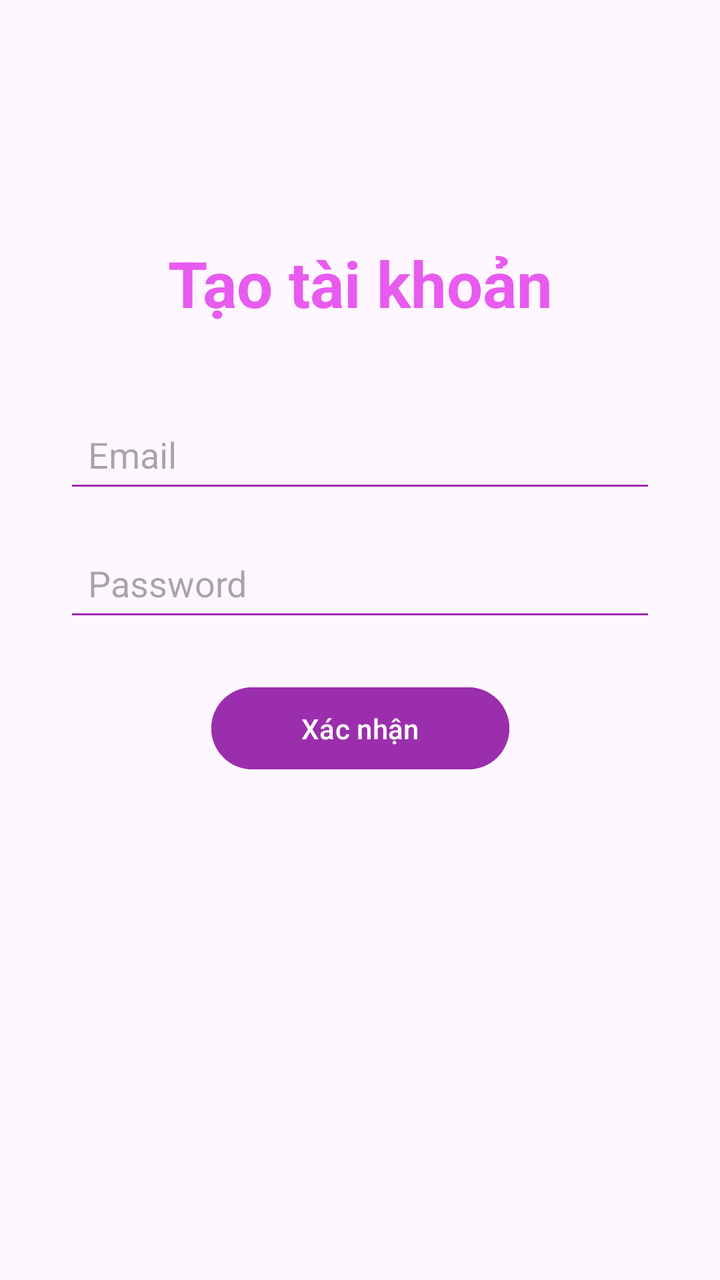
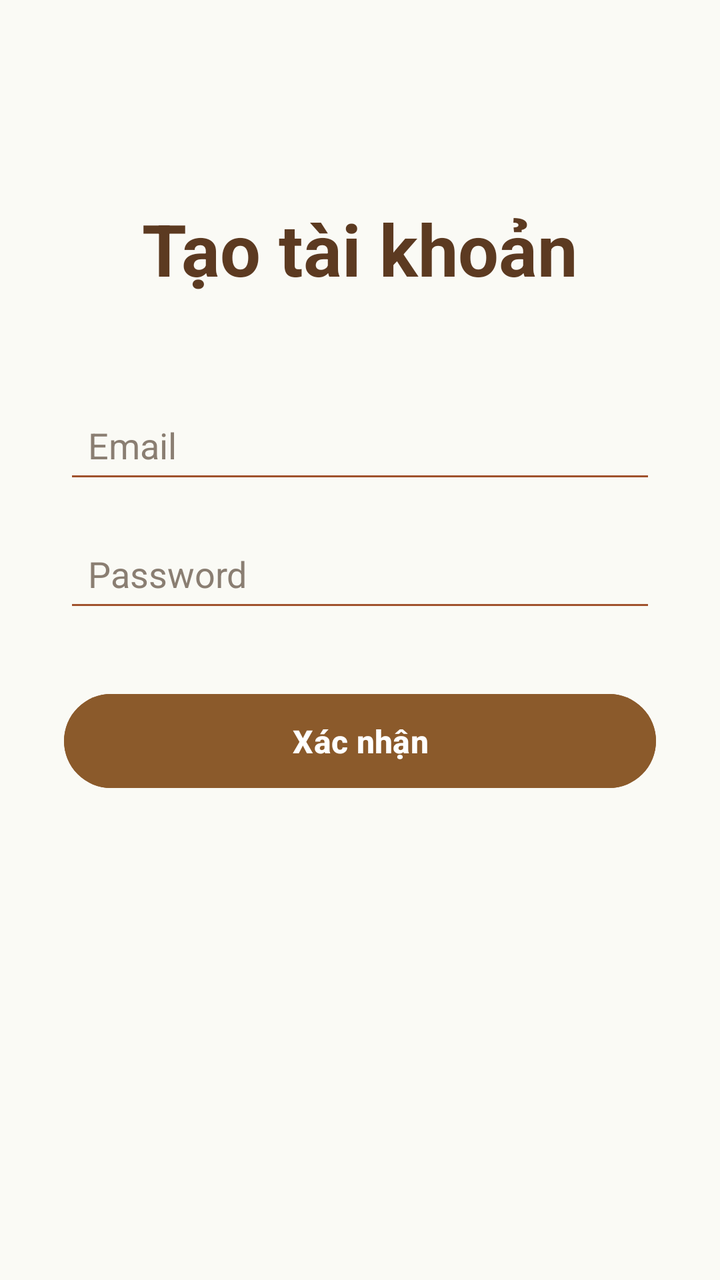

Compare the two renders of this Android layout. The source of the first and the diff that turns it into the second are given below.
<!-- AndroidManifest.xml: application theme Theme.MyWallet -->
<!-- res/layout/activity_register.xml -->
<?xml version="1.0" encoding="utf-8"?>
<androidx.constraintlayout.widget.ConstraintLayout
    xmlns:android="http://schemas.android.com/apk/res/android"
    xmlns:app="http://schemas.android.com/apk/res-auto"
    xmlns:tools="http://schemas.android.com/tools"
    android:layout_width="match_parent"
    android:layout_height="match_parent">

    <TextView
        android:id="@+id/txtTitle"
        android:layout_width="wrap_content"
        android:layout_height="wrap_content"
        android:text="Tạo tài khoản"
        android:textColor="#E6E649ED"
        android:textSize="32sp"
        android:textStyle="bold"
        android:layout_marginTop="120dp"
        app:layout_constraintTop_toTopOf="parent"
        app:layout_constraintStart_toStartOf="parent"
        app:layout_constraintEnd_toEndOf="parent"/>

    <EditText
        android:id="@+id/edtEmail"
        android:layout_width="0dp"
        android:layout_height="wrap_content"
        android:minHeight="48dp"
        android:padding="12dp"
        android:hint="Email"
        android:inputType="textEmailAddress"
        android:backgroundTint="#9B2EAD"
        android:layout_marginTop="40dp"
        android:layout_marginStart="32dp"
        android:layout_marginEnd="32dp"
        app:layout_constraintTop_toBottomOf="@id/txtTitle"
        app:layout_constraintStart_toStartOf="parent"
        app:layout_constraintEnd_toEndOf="parent"/>

    <EditText
        android:id="@+id/edtPassword"
        android:layout_width="0dp"
        android:layout_height="wrap_content"
        android:minHeight="48dp"
        android:padding="12dp"
        android:hint="Password"
        android:inputType="textPassword"
        android:backgroundTint="#9B2EAD"
        android:layout_marginTop="16dp"
        android:layout_marginStart="32dp"
        android:layout_marginEnd="32dp"
        app:layout_constraintTop_toBottomOf="@id/edtEmail"
        app:layout_constraintStart_toStartOf="parent"
        app:layout_constraintEnd_toEndOf="parent"/>

    <Button
        android:id="@+id/btnRegister"
        android:layout_width="149dp"
        android:layout_height="49dp"
        android:layout_marginStart="32dp"
        android:layout_marginTop="24dp"
        android:layout_marginEnd="32dp"
        android:backgroundTint="#9B2EAD"
        android:text="Xác nhận"
        app:layout_constraintEnd_toEndOf="parent"
        app:layout_constraintStart_toStartOf="parent"
        app:layout_constraintTop_toBottomOf="@id/edtPassword" />

</androidx.constraintlayout.widget.ConstraintLayout>
<!-- resources referenced by this layout -->
<resources>
  <style name="Theme.MyWallet" parent="Base.Theme.MyWallet" />
  <style name="Base.Theme.MyWallet" parent="Theme.Material3.DayNight.NoActionBar">
          
          
      </style>
</resources>

<!-- the commit's change to res/layout/activity_register.xml (unified diff, before → after) -->
@@ -4,17 +4,18 @@
     xmlns:app="http://schemas.android.com/apk/res-auto"
     xmlns:tools="http://schemas.android.com/tools"
     android:layout_width="match_parent"
-    android:layout_height="match_parent">
+    android:layout_height="match_parent"
+    android:background="#FAFAFAF5"> 
 
     <TextView
         android:id="@+id/txtTitle"
         android:layout_width="wrap_content"
         android:layout_height="wrap_content"
         android:text="Tạo tài khoản"
-        android:textColor="#E6E649ED"
-        android:textSize="32sp"
+        android:textColor="#5C3A21"
+        android:textSize="36sp"
         android:textStyle="bold"
-        android:layout_marginTop="120dp"
+        android:layout_marginTop="100dp"
         app:layout_constraintTop_toTopOf="parent"
         app:layout_constraintStart_toStartOf="parent"
         app:layout_constraintEnd_toEndOf="parent"/>
@@ -27,8 +28,9 @@
         android:padding="12dp"
         android:hint="Email"
         android:inputType="textEmailAddress"
-        android:backgroundTint="#9B2EAD"
-        android:layout_marginTop="40dp"
+        android:backgroundTint="#A0522D"
+        android:textColorHint="#8A7E72"
+        android:layout_marginTop="50dp"
         android:layout_marginStart="32dp"
         android:layout_marginEnd="32dp"
         app:layout_constraintTop_toBottomOf="@id/txtTitle"
@@ -43,7 +45,8 @@
         android:padding="12dp"
         android:hint="Password"
         android:inputType="textPassword"
-        android:backgroundTint="#9B2EAD"
+        android:backgroundTint="#A0522D"
+        android:textColorHint="#8A7E72"
         android:layout_marginTop="16dp"
         android:layout_marginStart="32dp"
         android:layout_marginEnd="32dp"
@@ -53,13 +56,16 @@
 
     <Button
         android:id="@+id/btnRegister"
-        android:layout_width="149dp"
-        android:layout_height="49dp"
+        android:layout_width="0dp"
+        android:layout_height="55dp"
         android:layout_marginStart="32dp"
-        android:layout_marginTop="24dp"
+        android:layout_marginTop="32dp"
         android:layout_marginEnd="32dp"
-        android:backgroundTint="#9B2EAD"
+        android:backgroundTint="#8B5A2B"
         android:text="Xác nhận"
+        android:textSize="16sp"
+        android:textStyle="bold"
+        android:textColor="#FFFFFF"
         app:layout_constraintEnd_toEndOf="parent"
         app:layout_constraintStart_toStartOf="parent"
         app:layout_constraintTop_toBottomOf="@id/edtPassword" />
